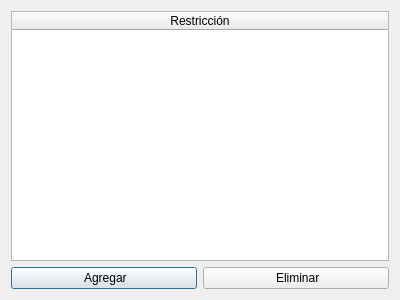
Old version of the form windows/RestriccionesDialog.ui in the repository santichialvo/holidaysAdministrator.
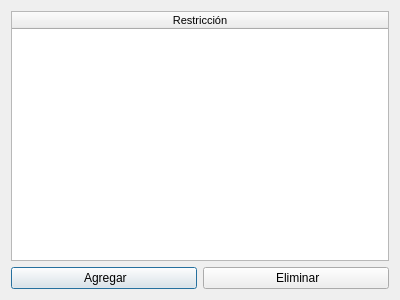
New version of the form. Icons and pictures are not drawn.

Patch:
```diff
--- a/windows/RestriccionesDialog.ui
+++ b/windows/RestriccionesDialog.ui
@@ -20,6 +20,12 @@
   <layout class="QGridLayout" name="gridLayout">
    <item row="0" column="0">
     <widget class="QTableWidget" name="restricciones_tableWidget">
+     <property name="font">
+      <font>
+       <family>MS Shell Dlg 2</family>
+       <pointsize>8</pointsize>
+      </font>
+     </property>
      <attribute name="horizontalHeaderShowSortIndicator" stdset="0">
       <bool>false</bool>
      </attribute>
```
